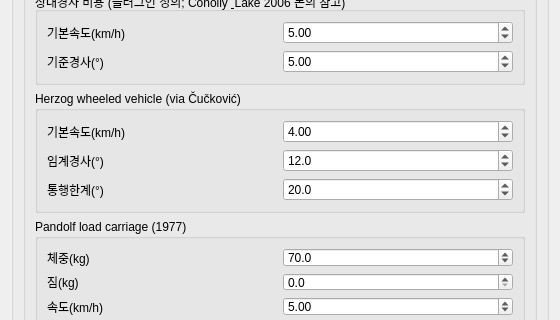
The window that tools/cost_surface_dialog_base.ui (lzpxilfe/archtoolkit) describes before a commit, drawn with Qt 5; both pictures show x 0 to 560 and y 741 to 1061 of the 560 by 1495 pixel window.
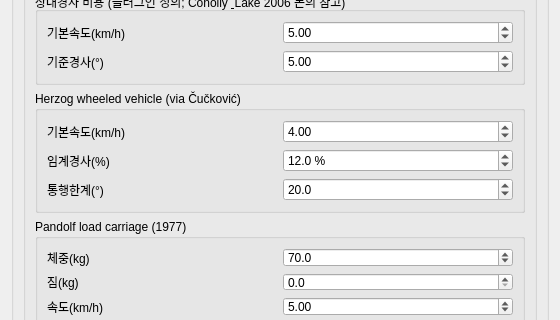
The same window after the commit. Custom widgets are drawn as their Qt base class.

Commit message: Cost surface: Herzog wheeled slope in percent, friction everywhere, safe close

```diff
--- a/tools/cost_surface_dialog_base.ui
+++ b/tools/cost_surface_dialog_base.ui
@@ -471,14 +471,17 @@
              <item row="1" column="0">
               <widget class="QLabel" name="lblWheeledCriticalSlope">
                <property name="text">
-                <string>임계경사(°)</string>
+                <string>임계경사(%)</string>
                </property>
               </widget>
              </item>
              <item row="1" column="1">
               <widget class="QDoubleSpinBox" name="spinWheeledCriticalSlopeDeg">
                <property name="toolTip">
-                <string>경사가 이 값(°)에 가까워질수록 속도가 급격히 감소합니다. 값이 작을수록 경사에 더 취약한 차량을 의미합니다. (기본값: 12°)</string>
+                <string>임계경사(경사도 %, 도(°)가 아님). 경사가 이 값에 이르면 이동 비용이 평지의 2배가 되고, 넘어서면 급격히 커집니다. 값이 작을수록 경사에 더 취약한 차량을 의미합니다. (기본값: 12%, Herzog 2013)</string>
+               </property>
+               <property name="suffix">
+                <string> %</string>
                </property>
                <property name="decimals">
                 <number>1</number>
@@ -487,7 +490,7 @@
                 <double>1.000000000000000</double>
                </property>
                <property name="maximum">
-                <double>45.000000000000000</double>
+                <double>100.000000000000000</double>
                </property>
                <property name="singleStep">
                 <double>0.500000000000000</double>
```
Left out of the diff: 6 changed lines with no effect on the pictures. The commit also changes 7 other files.
